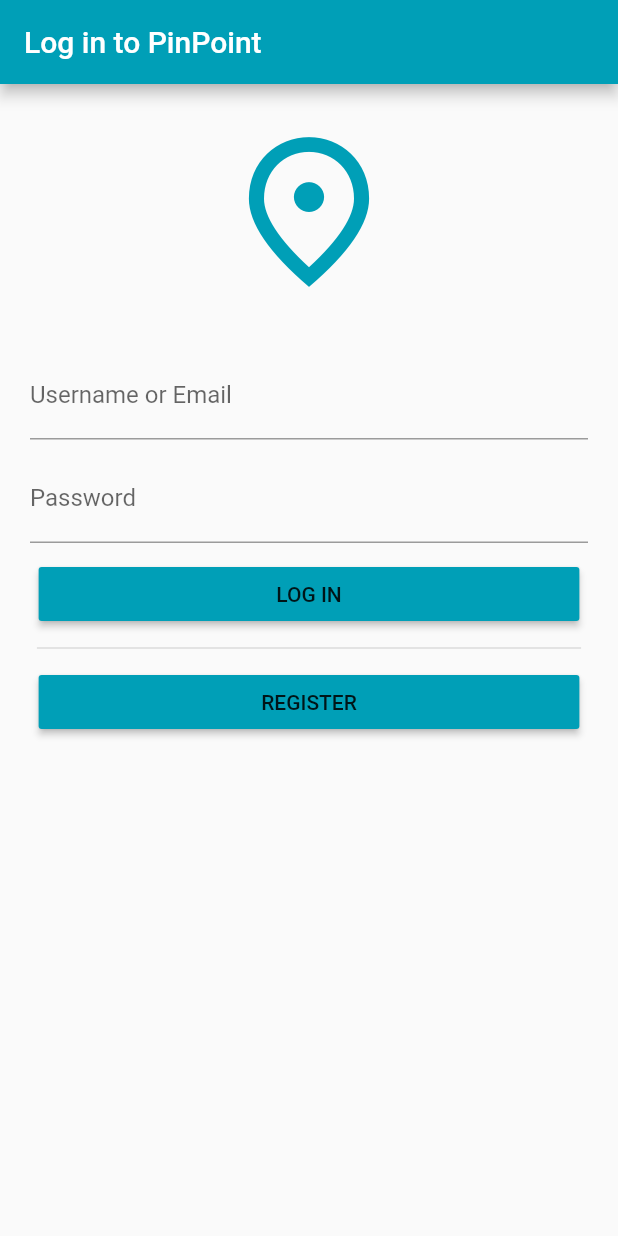
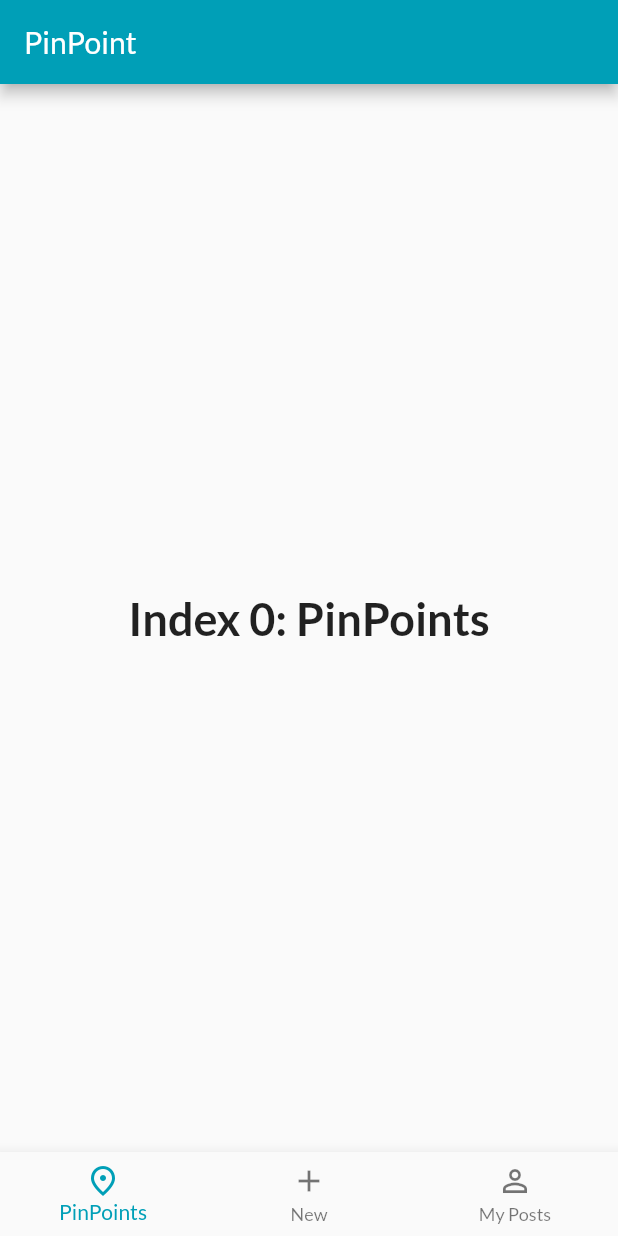
Before and after one commit to MikeGonzaBar/Aplicaciones-Moviles-Proyecto-PinPoint, a Flutter app: the screen it shows after launch, after a tap on "LOG IN", on a phone screen of 412 x 824 dp. Run offline on Flutter 3.47's test engine with Material 2 defaults, Android fonts, the phone set to English and light mode, and no system bars; our stand-ins replace google_fonts.

Commit message:
feat: added My pinpoints

```diff
--- a/lib/main.dart
+++ b/lib/main.dart
@@ -1,4 +1,5 @@
 import 'package:flutter/material.dart';
+import 'package:google_fonts/google_fonts.dart';
 import 'package:pinpoint/pages/login.dart';
 
 void main() => runApp(const MyApp());
@@ -9,7 +10,12 @@
   @override
   Widget build(BuildContext context) {
     return MaterialApp(
-      theme: ThemeData(primaryColor: Color(0xFF009fb7)),
+      theme: ThemeData(
+        primaryColor: Color(0xFF009fb7),
+        textTheme: GoogleFonts.latoTextTheme(
+          Theme.of(context).textTheme,
+        ),
+      ),
       title: 'Material App',
       home: LoginPage(),
     );
--- a/lib/pages/login.dart
+++ b/lib/pages/login.dart
@@ -1,4 +1,5 @@
 import 'package:flutter/material.dart';
+import 'package:pinpoint/pages/main_page.dart';
 
 class LoginPage extends StatelessWidget {
   const LoginPage({super.key});
@@ -52,10 +53,21 @@
                 ),
               ),
               MaterialButton(
-                onPressed: () {},
+                onPressed: () {
+                  Navigator.of(context)
+                    ..pop()
+                    ..push(
+                      MaterialPageRoute(
+                        builder: (context) => MainPage(),
+                      ),
+                    );
+                },
                 color: Color(0xFF009fb7),
                 minWidth: (MediaQuery.of(context).size.width / 8) * 7,
-                child: Text("LOG IN"),
+                child: Text(
+                  "LOG IN",
+                  style: TextStyle(color: Colors.white),
+                ),
               ),
               Padding(
                 padding: const EdgeInsets.all(4.0),
@@ -69,7 +81,7 @@
                 onPressed: () {},
                 color: Color(0xFF009fb7),
                 minWidth: (MediaQuery.of(context).size.width / 8) * 7,
-                child: Text("REGISTER"),
+                child: Text("REGISTER", style: TextStyle(color: Colors.white)),
               ),
             ],
           ),
--- /dev/null
+++ b/lib/pages/main_page.dart
@@ -0,0 +1,78 @@
+import 'dart:developer';
+
+import 'package:flutter/material.dart';
+import 'package:pinpoint/pages/my_posts.dart';
+
+class MainPage extends StatefulWidget {
+  const MainPage({super.key});
+
+  @override
+  State<MainPage> createState() => _MainPageState();
+}
+
+class _MainPageState extends State<MainPage> {
+  int _selectedIndex = 0;
+  static const TextStyle optionStyle =
+      TextStyle(fontSize: 30, fontWeight: FontWeight.bold);
+  static const List<Widget> _widgetOptions = <Widget>[
+    Text(
+      //CHANGE ALL THESE STATES FOR THE NEW WIDGETS
+      'Index 0: PinPoints',
+      style: optionStyle,
+    ),
+    Text(
+      'Index 1: New PinPoint',
+      style: optionStyle,
+    ),
+    MyPosts()
+    // Text(
+    //   'Index 2: My Posts',
+    //   style: optionStyle,
+    // ),
+  ];
+
+  void _onItemTapped(int index) {
+    print("Datetime now: ${DateTime.now()}");
+    setState(() {
+      _selectedIndex = index;
+    });
+  }
+
+  static const List<Widget> _appbarOptions = <Widget>[
+    Text("PinPoint"),
+    Text("Nuevo PinPoint"),
+    Text("Mis Pinpoints")
+  ];
+
+  @override
+  Widget build(BuildContext context) {
+    return Scaffold(
+      appBar: AppBar(
+        title: _appbarOptions.elementAt(_selectedIndex),
+        backgroundColor: const Color(0xFF009fb7),
+      ),
+      body: Center(
+        child: _widgetOptions.elementAt(_selectedIndex),
+      ),
+      bottomNavigationBar: BottomNavigationBar(
+        items: const <BottomNavigationBarItem>[
+          BottomNavigationBarItem(
+            icon: Icon(Icons.place_outlined),
+            label: "PinPoints",
+          ),
+          BottomNavigationBarItem(
+            icon: Icon(Icons.add),
+            label: "New",
+          ),
+          BottomNavigationBarItem(
+            icon: Icon(Icons.person_outline),
+            label: "My Posts",
+          ),
+        ],
+        currentIndex: _selectedIndex,
+        selectedItemColor: Color(0xFF009fb7),
+        onTap: _onItemTapped,
+      ),
+    );
+  }
+}
--- a/pubspec.yaml
+++ b/pubspec.yaml
@@ -37,6 +37,7 @@
   cupertino_icons: ^1.0.2
   bloc: ^8.1.0
   equatable: ^2.0.5
+  google_fonts: ^3.0.1
 
 dev_dependencies:
   flutter_test:
```
Also changed, not shown: lib/items/post_item.dart (added, +106 -0 lines), lib/pages/my_posts.dart (added, +60 -0 lines), lib/temp_data.dart (+11 -66 lines), pubspec.lock.
